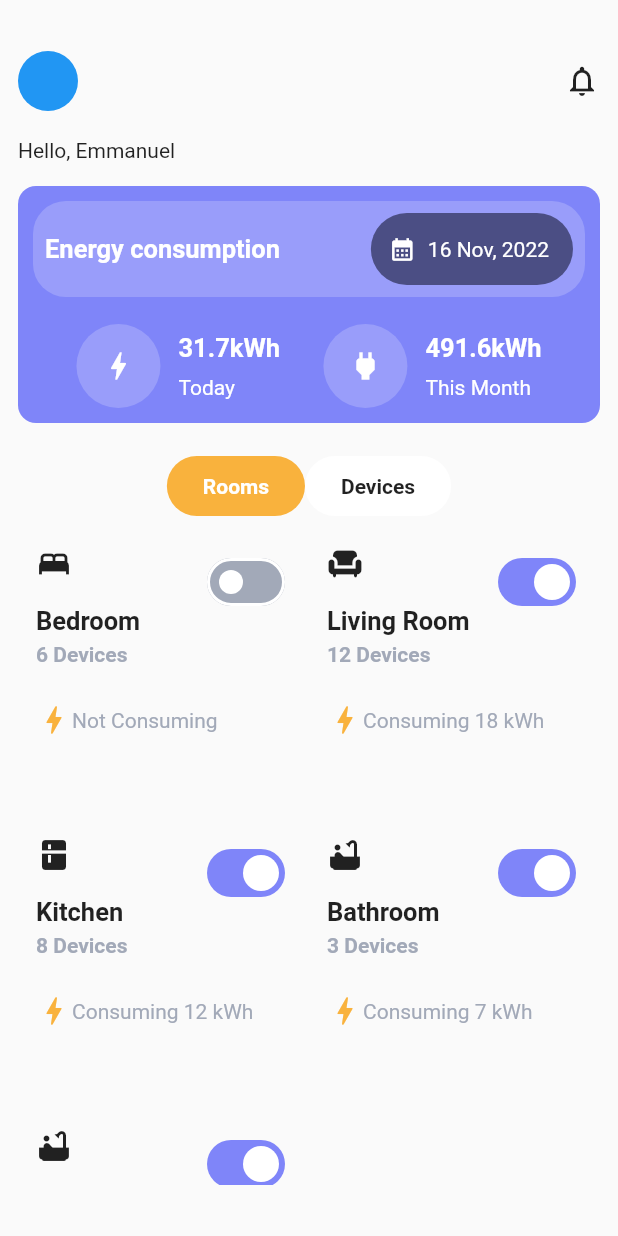
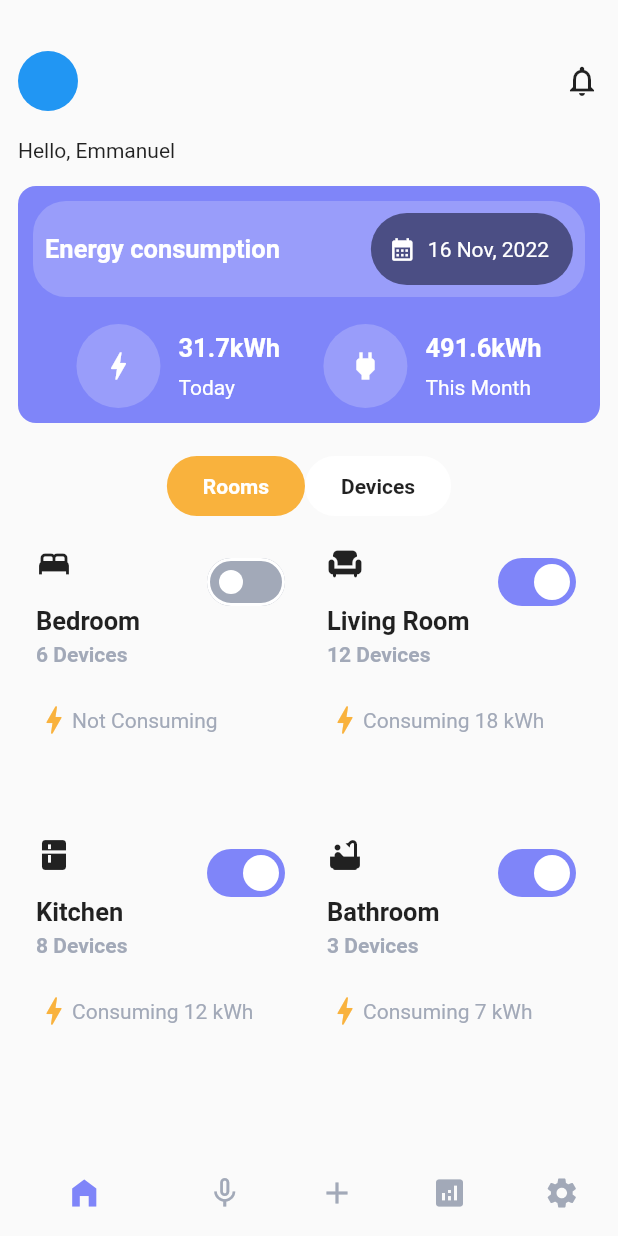
Before and after one commit to Bojan227/smart_home, a Flutter app: the screen it shows after launch, on a phone screen of 412 x 824 dp. Run offline on Flutter 3.47's test engine with Material 2 defaults, Android fonts, the phone set to English and light mode, and no system bars; our stand-ins replace bloc, equatable, flutter_bloc, get_it, google_fonts; statements that could not run were skipped.

Commit message:
add: bottom nav bar

```diff
--- a/lib/presentation/ui/home/home_screen.dart
+++ b/lib/presentation/ui/home/home_screen.dart
@@ -1,6 +1,7 @@
 import 'package:flutter/material.dart';
 import 'package:flutter_bloc/flutter_bloc.dart';
 import 'package:smart_home/presentation/blocs/home/cubit/tab_cubit.dart';
+import 'package:smart_home/presentation/ui/home/widgets/bottom_nav_bar.dart';
 import 'package:smart_home/presentation/ui/home/widgets/consumption_card.dart';
 import 'package:smart_home/presentation/ui/home/widgets/rooms_list.dart';
 import 'package:smart_home/presentation/ui/home/widgets/tab_row.dart';
@@ -16,6 +17,10 @@ class HomeScreen extends StatelessWidget {
     final mainConfig = Theme.of(context).extension<MainConfig>()!;
 
     return Scaffold(
+      bottomNavigationBar: BlocProvider(
+        create: (context) => TabCubit(),
+        child: const BottomNavBar(),
+      ),
       body: Container(
         padding: EdgeInsets.symmetric(
             vertical: 34, horizontal: mainConfig.homeScreenPadding!),
--- /dev/null
+++ b/lib/presentation/ui/home/widgets/bottom_nav_bar.dart
@@ -0,0 +1,30 @@
+import 'package:flutter/material.dart';
+import 'package:flutter_bloc/flutter_bloc.dart';
+import 'package:smart_home/presentation/blocs/home/cubit/tab_cubit.dart';
+import 'package:smart_home/theme/colour_palette.dart';
+
+class BottomNavBar extends StatelessWidget {
+  const BottomNavBar({super.key});
+
+  @override
+  Widget build(BuildContext context) {
+    final colourPalette = Theme.of(context).extension<ColourPalette>()!;
+
+    return BottomNavigationBar(
+      currentIndex: context.read<TabCubit>().state,
+      elevation: 0,
+      showSelectedLabels: false,
+      showUnselectedLabels: false,
+      selectedItemColor: colourPalette.blue,
+      unselectedItemColor: colourPalette.spunPearl,
+      onTap: (value) => context.read<TabCubit>().setCurrentIndex(value),
+      items: const [
+        BottomNavigationBarItem(icon: Icon(Icons.home_filled), label: 'Home'),
+        BottomNavigationBarItem(icon: Icon(Icons.mic_none), label: 'Home'),
+        BottomNavigationBarItem(icon: Icon(Icons.add), label: 'Home'),
+        BottomNavigationBarItem(icon: Icon(Icons.analytics), label: 'Home'),
+        BottomNavigationBarItem(icon: Icon(Icons.settings), label: 'Home')
+      ],
+    );
+  }
+}
```
